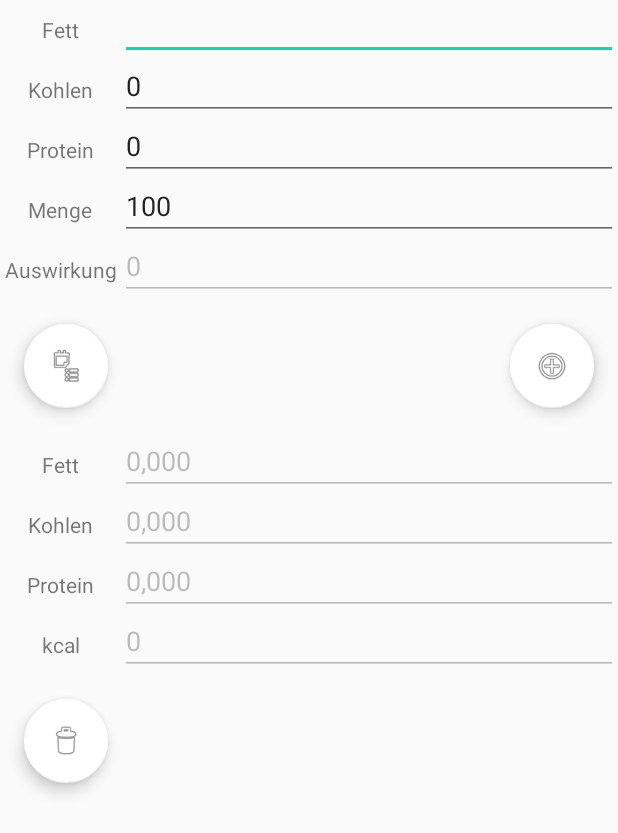
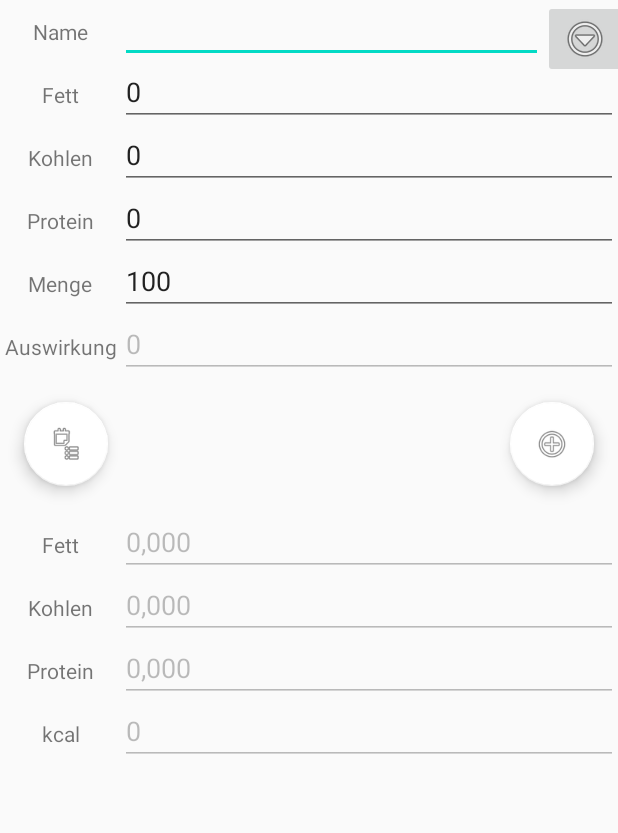
Before and after one commit to neelzk/nutrischn-android, an Android app: the screen it shows after launch (MainActivity), on a phone screen of 412 x 824 dp. Shown: the top 833 px of the screen. Run offline under Robolectric (Android 15) with nearby library versions, the light colour scheme and no system bars; libraries missing offline, so code that uses them is left out: org.yaml.snakeyaml.

Commit message:
option menu + save new meal

```diff
--- a/app/src/main/res/layout/main_fragment.xml
+++ b/app/src/main/res/layout/main_fragment.xml
@@ -7,17 +7,45 @@
     tools:context=".MainActivity">
 
     <TextView
+        android:id="@+id/tvName"
+        android:layout_width="80dp"
+        android:layout_height="42dp"
+        android:layout_marginTop="32dp"
+        android:gravity="center"
+        android:text="Name" />
+
+    <EditText
+        android:id="@+id/edName"
+        android:layout_width="match_parent"
+        android:layout_height="42dp"
+        android:layout_marginStart="80dp"
+        android:layout_marginEnd="50dp"
+        android:imeOptions="actionDone"
+        android:inputType="text"
+        android:text=""
+        app:layout_constraintStart_toEndOf="@+id/tvName"
+        app:layout_constraintTop_toTopOf="@+id/tvName" />
+
+    <ImageButton
+        android:layout_width="wrap_content"
+        android:layout_height="wrap_content"
+        app:layout_constraintStart_toEndOf="@+id/edName"
+        android:onClick="onOptionClicked"
+        android:src="@android:drawable/ic_menu_more"
+        tools:ignore="OnClick" />
+
+    <TextView
         android:id="@+id/textView"
         android:layout_width="80dp"
-        android:layout_height="40dp"
-        android:layout_marginTop="32dp"
+        android:layout_height="42dp"
         android:gravity="center"
-        android:text="Fett" />
+        android:text="Fett"
+        app:layout_constraintTop_toBottomOf="@+id/tvName" />
 
     <EditText
         android:id="@+id/edNewFat"
         android:layout_width="match_parent"
-        android:layout_height="40dp"
+        android:layout_height="42dp"
         android:layout_marginStart="80dp"
         android:imeOptions="actionDone"
         android:inputType="numberDecimal"
@@ -28,7 +56,7 @@
     <TextView
         android:id="@+id/textView2"
         android:layout_width="80dp"
-        android:layout_height="40dp"
+        android:layout_height="42dp"
         android:gravity="center"
         android:text="Kohlen"
         app:layout_constraintTop_toBottomOf="@+id/textView" />
@@ -36,7 +64,7 @@
     <EditText
         android:id="@+id/edNewCarbs"
         android:layout_width="match_parent"
-        android:layout_height="40dp"
+        android:layout_height="42dp"
         android:layout_marginStart="80dp"
         android:imeOptions="actionDone"
         android:inputType="numberDecimal"
@@ -47,7 +75,7 @@
     <TextView
         android:id="@+id/textView3"
         android:layout_width="80dp"
-        android:layout_height="40dp"
+        android:layout_height="42dp"
         android:gravity="center"
         android:text="Protein"
         app:layout_constraintTop_toBottomOf="@+id/textView2" />
@@ -55,7 +83,7 @@
     <EditText
         android:id="@+id/edNewProtein"
         android:layout_width="match_parent"
-        android:layout_height="40dp"
+        android:layout_height="42dp"
         android:layout_marginStart="80dp"
         android:imeOptions="actionDone"
         android:inputType="numberDecimal"
@@ -66,7 +94,7 @@
     <TextView
         android:id="@+id/textView4"
         android:layout_width="80dp"
-        android:layout_height="40dp"
+        android:layout_height="42dp"
         android:gravity="center"
         android:text="Menge"
         app:layout_constraintTop_toBottomOf="@+id/textView3" />
@@ -74,10 +102,10 @@
     <EditText
         android:id="@+id/edMenge"
         android:layout_width="match_parent"
-        android:layout_height="40dp"
+        android:layout_height="42dp"
         android:layout_marginStart="80dp"
         android:imeOptions="actionDone"
-        android:inputType="numberSigned"
+        android:inputType="numberSigned|numberDecimal"
         android:text="100"
         app:layout_constraintStart_toEndOf="@+id/textView4"
         app:layout_constraintTop_toTopOf="@+id/textView4" />
@@ -85,7 +113,7 @@
     <TextView
         android:id="@+id/textView9"
         android:layout_width="80dp"
-        android:layout_height="40dp"
+        android:layout_height="42dp"
         android:gravity="center"
         android:text="Auswirkung"
         app:layout_constraintTop_toBottomOf="@+id/textView4" />
@@ -93,7 +121,7 @@
     <EditText
         android:id="@+id/edKcalNew"
         android:layout_width="match_parent"
-        android:layout_height="40dp"
+        android:layout_height="42dp"
         android:layout_marginStart="80dp"
         android:enabled="false"
         android:imeOptions="actionDone"
@@ -105,7 +133,7 @@
     <TextView
         android:id="@+id/textView7"
         android:layout_width="80dp"
-        android:layout_height="40dp"
+        android:layout_height="42dp"
         android:gravity="center"
         android:text="Protein"
         app:layout_constraintTop_toBottomOf="@+id/textView6" />
@@ -113,7 +141,7 @@
     <EditText
         android:id="@+id/edActualProtein"
         android:layout_width="match_parent"
-        android:layout_height="40dp"
+        android:layout_height="42dp"
         android:layout_marginStart="80dp"
         android:enabled="false"
         android:inputType="numberDecimal"
@@ -125,7 +153,7 @@
     <TextView
         android:id="@+id/textView5"
         android:layout_width="80dp"
-        android:layout_height="40dp"
+        android:layout_height="42dp"
         android:layout_marginTop="90dp"
         android:gravity="center"
         android:text="Fett"
@@ -134,7 +162,7 @@
     <EditText
         android:id="@+id/edActualFat"
         android:layout_width="match_parent"
-        android:layout_height="40dp"
+        android:layout_height="42dp"
         android:layout_marginStart="80dp"
         android:enabled="false"
         android:inputType="numberDecimal"
@@ -145,7 +173,7 @@
     <TextView
         android:id="@+id/textView6"
         android:layout_width="80dp"
-        android:layout_height="40dp"
+        android:layout_height="42dp"
         android:gravity="center"
         android:text="Kohlen"
         app:layout_constraintTop_toBottomOf="@+id/textView5" />
@@ -153,7 +181,7 @@
     <EditText
         android:id="@+id/edActualCarbs"
         android:layout_width="match_parent"
-        android:layout_height="40dp"
+        android:layout_height="42dp"
         android:layout_marginStart="80dp"
         android:enabled="false"
         android:inputType="numberDecimal"
@@ -164,7 +192,7 @@
     <TextView
         android:id="@+id/textView8"
         android:layout_width="80dp"
-        android:layout_height="40dp"
+        android:layout_height="42dp"
         android:gravity="center"
         android:text="kcal"
         app:layout_constraintTop_toBottomOf="@+id/textView7" />
@@ -172,7 +200,7 @@
     <EditText
         android:id="@+id/edActualkCal"
         android:layout_width="match_parent"
-        android:layout_height="40dp"
+        android:layout_height="42dp"
         android:layout_marginStart="80dp"
         android:enabled="false"
         android:inputType="numberDecimal"
@@ -202,6 +230,7 @@
         app:layout_constraintTop_toBottomOf="@+id/textView9"
         app:srcCompat="@android:drawable/ic_menu_agenda" />
 
+    <!--
     <com.google.android.material.floatingactionbutton.FloatingActionButton
         android:id="@+id/fab_clear"
         android:layout_width="wrap_content"
@@ -212,6 +241,7 @@
         app:layout_constraintStart_toStartOf="@+id/textView8"
         app:layout_constraintTop_toBottomOf="@+id/textView8"
         app:srcCompat="@android:drawable/ic_menu_delete" />
+    -->
 
 
 </androidx.constraintlayout.widget.ConstraintLayout>
--- a/app/src/main/res/menu/menu_main.xml
+++ b/app/src/main/res/menu/menu_main.xml
@@ -3,8 +3,13 @@
     xmlns:tools="http://schemas.android.com/tools"
     tools:context="org.neelz.nutrischn.MainActivity">
     <item
-        android:id="@+id/action_settings"
+        android:id="@+id/action_reset"
         android:orderInCategory="100"
         android:title="@string/action_reset"
         app:showAsAction="never" />
+    <item
+        android:id="@+id/action_savemeal"
+        android:orderInCategory="200"
+        android:title="@string/action_savemeal"
+        app:showAsAction="never" />
 </menu>
--- a/app/src/main/res/values/strings.xml
+++ b/app/src/main/res/values/strings.xml
@@ -1,12 +1,8 @@
 <resources>
     <string name="app_name">Nutrischn</string>
     <string name="action_reset">Reset</string>
+    <string name="action_savemeal">Lebensmittel speichern</string>
     <!-- Strings used for fragments for navigation -->
     <string name="first_fragment_label">First Fragment</string>
     <string name="second_fragment_label">Second Fragment</string>
-    <string name="next">Next</string>
-    <string name="previous">Previous</string>
-
-    <string name="hello_first_fragment">Hello first fragment</string>
-    <string name="hello_second_fragment">TODO: Add meals here. Arg: %1$s</string>
 </resources>
```
Also changed, not shown: app/src/main/java/org/neelz/nutrischn/MainActivity.java (+115 -46 lines).
